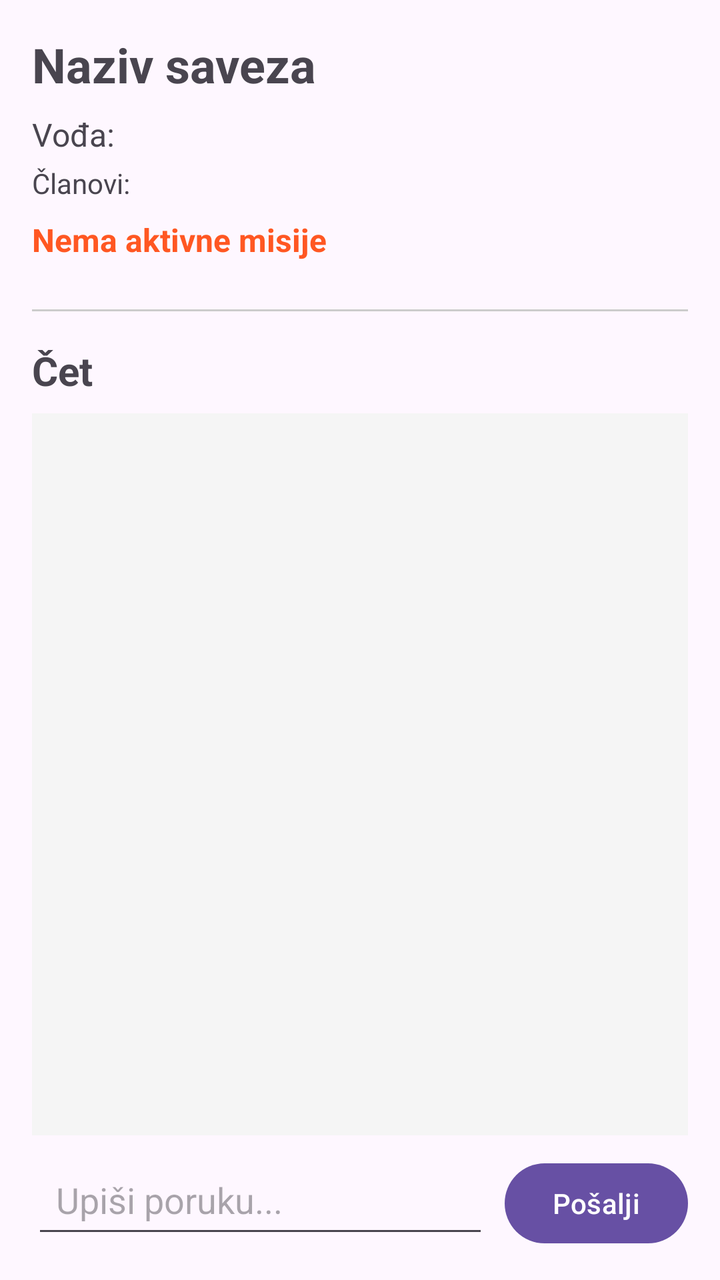
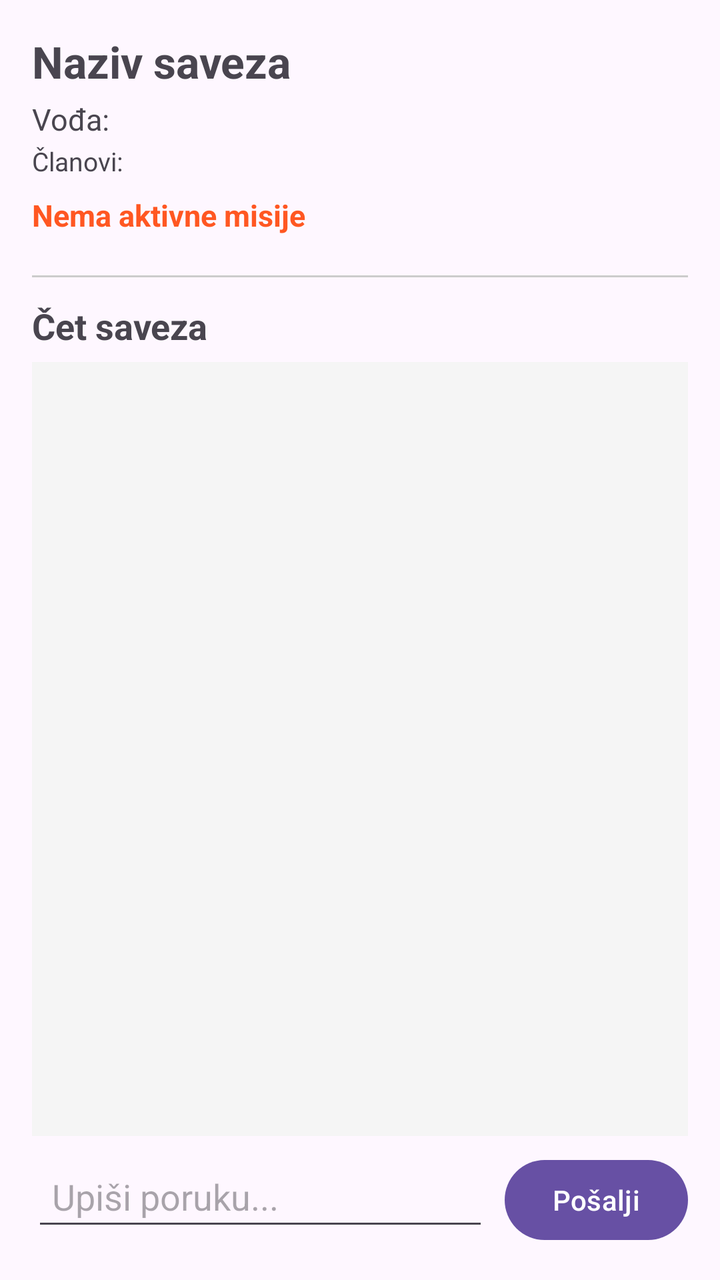

Two renders of the same Android screen: before a commit and after it. Below are the layout's source before the change and the commit's diff.
<!-- AndroidManifest.xml: application theme Theme.MyApplication -->
<!-- res/layout/activity_alliance.xml -->
<?xml version="1.0" encoding="utf-8"?>
<LinearLayout xmlns:android="http://schemas.android.com/apk/res/android"
    android:layout_width="match_parent"
    android:layout_height="match_parent"
    android:orientation="vertical"
    android:padding="16dp">

    <TextView
        android:id="@+id/allianceNameText"
        android:layout_width="wrap_content"
        android:layout_height="wrap_content"
        android:text="Naziv saveza"
        android:textSize="24sp"
        android:textStyle="bold"/>

    <TextView
        android:id="@+id/leaderText"
        android:layout_width="wrap_content"
        android:layout_height="wrap_content"
        android:text="Vođa: "
        android:textSize="16sp"
        android:layout_marginTop="8dp"/>

    <TextView
        android:id="@+id/membersText"
        android:layout_width="wrap_content"
        android:layout_height="wrap_content"
        android:text="Članovi: "
        android:textSize="14sp"
        android:layout_marginTop="4dp"/>

    <TextView
        android:id="@+id/missionStatusText"
        android:layout_width="wrap_content"
        android:layout_height="wrap_content"
        android:text="Nema aktivne misije"
        android:textSize="16sp"
        android:textColor="#FF5722"
        android:textStyle="bold"
        android:layout_marginTop="8dp"/>

    <LinearLayout
        android:layout_width="match_parent"
        android:layout_height="wrap_content"
        android:orientation="horizontal"
        android:layout_marginTop="8dp">

        <Button
            android:id="@+id/startMissionBtn"
            android:layout_width="0dp"
            android:layout_height="wrap_content"
            android:layout_weight="1"
            android:text="Pokreni misiju"
            android:visibility="gone"
            android:layout_marginEnd="8dp"/>

        <Button
            android:id="@+id/leaveAllianceBtn"
            android:layout_width="0dp"
            android:layout_height="wrap_content"
            android:layout_weight="1"
            android:text="Napusti savez"
            android:visibility="gone"/>
    </LinearLayout>

    <View
        android:layout_width="match_parent"
        android:layout_height="1dp"
        android:background="#CCCCCC"
        android:layout_marginVertical="16dp"/>

    <TextView
        android:layout_width="wrap_content"
        android:layout_height="wrap_content"
        android:text="Čet"
        android:textSize="20sp"
        android:textStyle="bold"
        android:layout_marginBottom="8dp"/>

    <androidx.recyclerview.widget.RecyclerView
        android:id="@+id/chatRecyclerView"
        android:layout_width="match_parent"
        android:layout_height="0dp"
        android:layout_weight="1"
        android:background="#F5F5F5"
        android:padding="8dp"/>

    <LinearLayout
        android:layout_width="match_parent"
        android:layout_height="wrap_content"
        android:orientation="horizontal"
        android:layout_marginTop="8dp">

        <EditText
            android:id="@+id/messageInput"
            android:layout_width="0dp"
            android:layout_height="wrap_content"
            android:layout_weight="1"
            android:hint="Upiši poruku..."
            android:padding="12dp"
            android:layout_marginEnd="8dp"/>

        <Button
            android:id="@+id/sendMessageBtn"
            android:layout_width="wrap_content"
            android:layout_height="wrap_content"
            android:text="Pošalji"/>
    </LinearLayout>

    <androidx.recyclerview.widget.RecyclerView
        android:id="@+id/membersRecyclerView"
        android:layout_width="match_parent"
        android:layout_height="wrap_content"
        android:layout_marginTop="16dp"
        android:visibility="gone"/>

</LinearLayout>
<!-- resources referenced by this layout -->
<resources>
  <style name="Theme.MyApplication" parent="Base.Theme.MyApplication" />
  <style name="Base.Theme.MyApplication" parent="Theme.Material3.DayNight.NoActionBar">
          
          
      </style>
</resources>

<!-- the commit's change to res/layout/activity_alliance.xml (unified diff, before → after) -->
@@ -5,40 +5,72 @@
     android:orientation="vertical"
     android:padding="16dp">
 
+    
     <TextView
         android:id="@+id/allianceNameText"
         android:layout_width="wrap_content"
         android:layout_height="wrap_content"
         android:text="Naziv saveza"
-        android:textSize="24sp"
+        android:textSize="22sp"
         android:textStyle="bold"/>
 
     <TextView
         android:id="@+id/leaderText"
         android:layout_width="wrap_content"
         android:layout_height="wrap_content"
-        android:text="Vođa: "
-        android:textSize="16sp"
-        android:layout_marginTop="8dp"/>
+        android:text="Vođa:"
+        android:textSize="15sp"
+        android:layout_marginTop="4dp"/>
 
     <TextView
         android:id="@+id/membersText"
         android:layout_width="wrap_content"
         android:layout_height="wrap_content"
-        android:text="Članovi: "
-        android:textSize="14sp"
-        android:layout_marginTop="4dp"/>
+        android:text="Članovi:"
+        android:textSize="13sp"
+        android:layout_marginTop="2dp"/>
 
+    
     <TextView
         android:id="@+id/missionStatusText"
         android:layout_width="wrap_content"
         android:layout_height="wrap_content"
         android:text="Nema aktivne misije"
-        android:textSize="16sp"
+        android:textSize="15sp"
         android:textColor="#FF5722"
         android:textStyle="bold"
         android:layout_marginTop="8dp"/>
 
+    
+    <TextView
+        android:id="@+id/tvBossHpLabel"
+        android:layout_width="wrap_content"
+        android:layout_height="wrap_content"
+        android:text="HP bosa misije:"
+        android:textSize="13sp"
+        android:layout_marginTop="6dp"
+        android:visibility="gone"/>
+
+    <ProgressBar
+        android:id="@+id/progressBossHp"
+        style="@android:style/Widget.ProgressBar.Horizontal"
+        android:layout_width="match_parent"
+        android:layout_height="16dp"
+        android:progressTint="#D32F2F"
+        android:layout_marginTop="4dp"
+        android:visibility="gone"/>
+
+    <TextView
+        android:id="@+id/tvBossHp"
+        android:layout_width="wrap_content"
+        android:layout_height="wrap_content"
+        android:text=""
+        android:textSize="13sp"
+        android:textColor="#D32F2F"
+        android:layout_marginTop="2dp"
+        android:visibility="gone"/>
+
+    
     <LinearLayout
         android:layout_width="match_parent"
         android:layout_height="wrap_content"
@@ -52,14 +84,32 @@
             android:layout_weight="1"
             android:text="Pokreni misiju"
             android:visibility="gone"
-            android:layout_marginEnd="8dp"/>
+            android:layout_marginEnd="4dp"/>
+
+        <Button
+            android:id="@+id/btnMissionProgress"
+            android:layout_width="0dp"
+            android:layout_height="wrap_content"
+            android:layout_weight="1"
+            android:text="Napredak misije"
+            android:visibility="gone"
+            android:layout_marginEnd="4dp"/>
 
         <Button
             android:id="@+id/leaveAllianceBtn"
             android:layout_width="0dp"
             android:layout_height="wrap_content"
             android:layout_weight="1"
-            android:text="Napusti savez"
+            android:text="Napusti"
+            android:visibility="gone"/>
+
+        <Button
+            android:id="@+id/btnDeleteAlliance"
+            android:layout_width="0dp"
+            android:layout_height="wrap_content"
+            android:layout_weight="1"
+            android:text="Ukini savez"
+            android:backgroundTint="#F44336"
             android:visibility="gone"/>
     </LinearLayout>
 
@@ -67,15 +117,16 @@
         android:layout_width="match_parent"
         android:layout_height="1dp"
         android:background="#CCCCCC"
-        android:layout_marginVertical="16dp"/>
+        android:layout_marginVertical="12dp"/>
 
+    
     <TextView
         android:layout_width="wrap_content"
         android:layout_height="wrap_content"
-        android:text="Čet"
-        android:textSize="20sp"
+        android:text="Čet saveza"
+        android:textSize="18sp"
         android:textStyle="bold"
-        android:layout_marginBottom="8dp"/>
+        android:layout_marginBottom="6dp"/>
 
     <androidx.recyclerview.widget.RecyclerView
         android:id="@+id/chatRecyclerView"
@@ -97,7 +148,7 @@
             android:layout_height="wrap_content"
             android:layout_weight="1"
             android:hint="Upiši poruku..."
-            android:padding="12dp"
+            android:padding="10dp"
             android:layout_marginEnd="8dp"/>
 
         <Button
@@ -107,11 +158,12 @@
             android:text="Pošalji"/>
     </LinearLayout>
 
+    
     <androidx.recyclerview.widget.RecyclerView
         android:id="@+id/membersRecyclerView"
         android:layout_width="match_parent"
         android:layout_height="wrap_content"
-        android:layout_marginTop="16dp"
+        android:layout_marginTop="8dp"
         android:visibility="gone"/>
 
 </LinearLayout>
